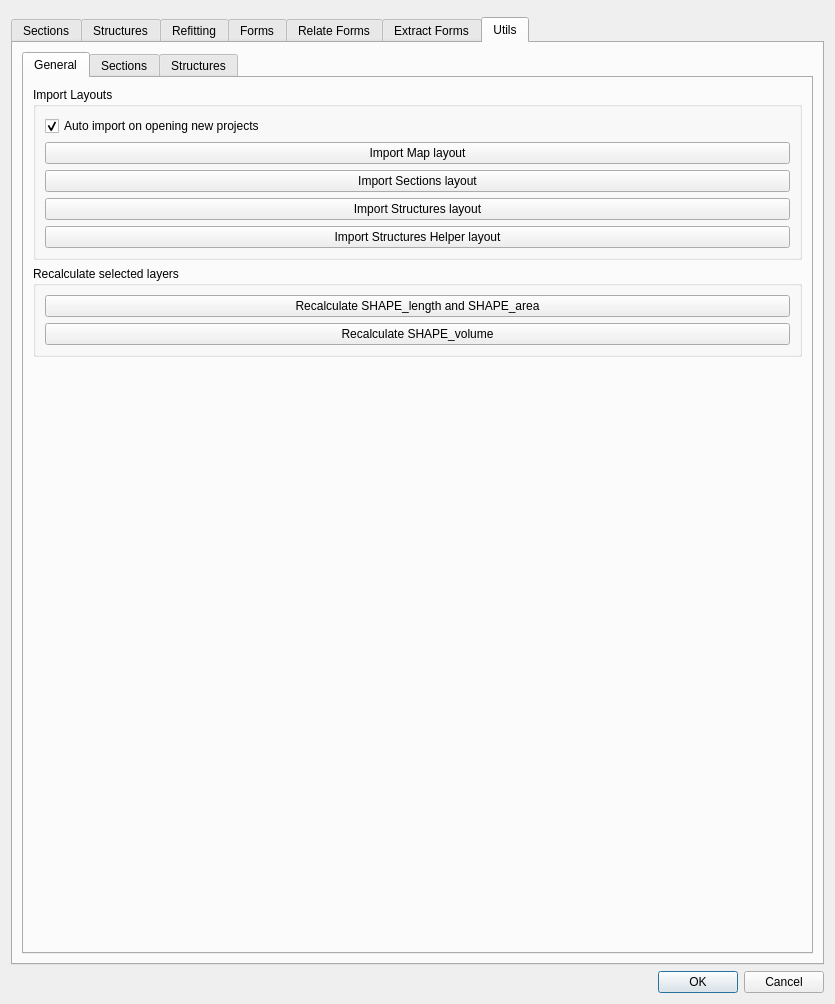
Qt form sugar_tools_dialog.ui (psigcat/sugartools) before a commit.
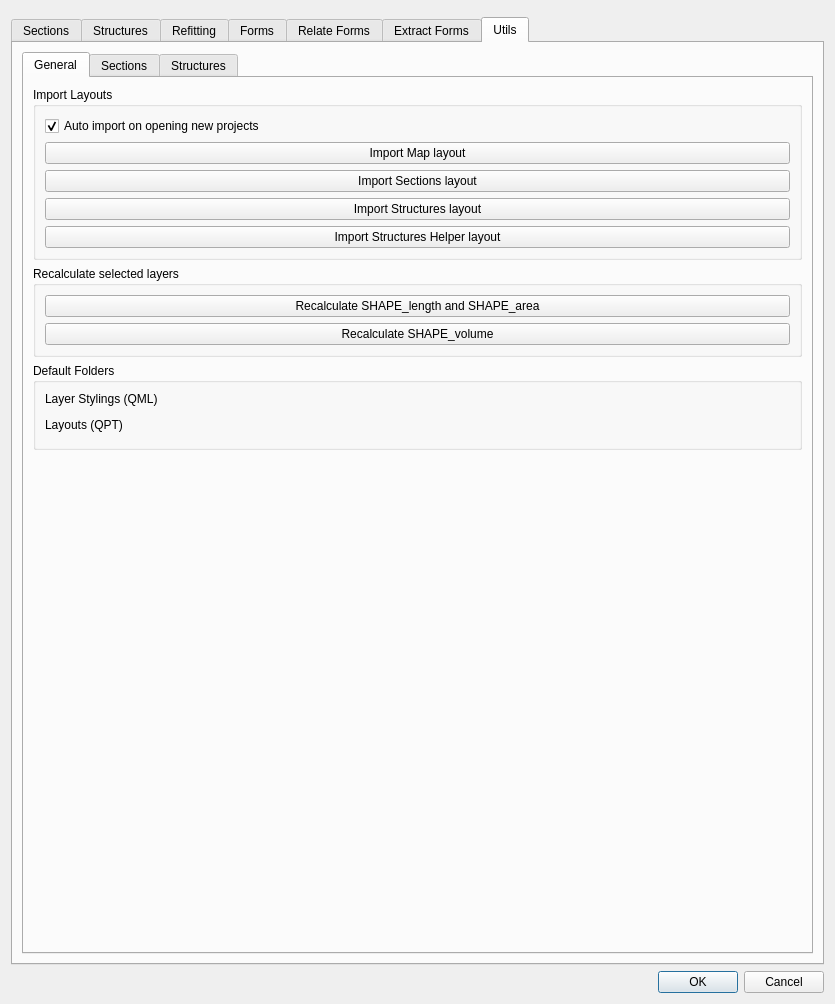
The same form after that commit. The open tabs and pages were chosen to show the change. Custom widgets are drawn as their Qt base class.

Commit message: UI for custom folder for QML and QPT, fix #62

What changed in the file:
```diff
--- a/sugar_tools_dialog.ui
+++ b/sugar_tools_dialog.ui
@@ -922,6 +922,42 @@
              </layout>
             </widget>
            </item>
+           <item>
+            <widget class="QGroupBox" name="groupBox_15">
+             <property name="title">
+              <string>Default Folders</string>
+             </property>
+             <layout class="QVBoxLayout" name="verticalLayout_18">
+              <item>
+               <widget class="QLabel" name="label_39">
+                <property name="text">
+                 <string>Layer Stylings (QML)</string>
+                </property>
+               </widget>
+              </item>
+              <item>
+               <widget class="QgsFileWidget" name="folder_qml">
+                <property name="storageMode">
+                 <enum>QgsFileWidget::GetDirectory</enum>
+                </property>
+                <property name="options">
+                 <set>QFileDialog::ShowDirsOnly</set>
+                </property>
+               </widget>
+              </item>
+              <item>
+               <widget class="QLabel" name="label_40">
+                <property name="text">
+                 <string>Layouts (QPT)</string>
+                </property>
+               </widget>
+              </item>
+              <item>
+               <widget class="QgsFileWidget" name="folder_qpt"/>
+              </item>
+             </layout>
+            </widget>
+           </item>
            <item>
             <spacer name="verticalSpacer_2">
              <property name="orientation">
```
